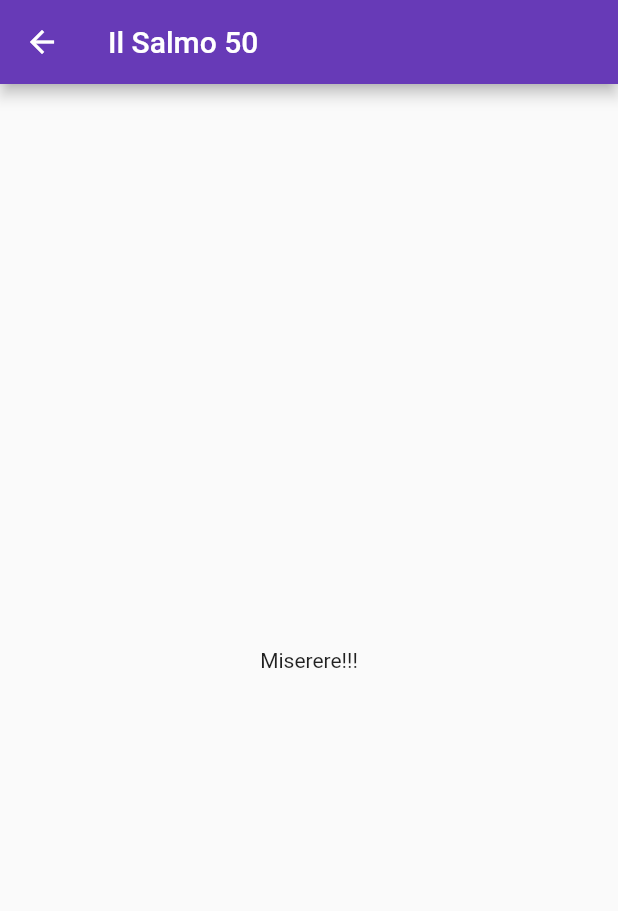
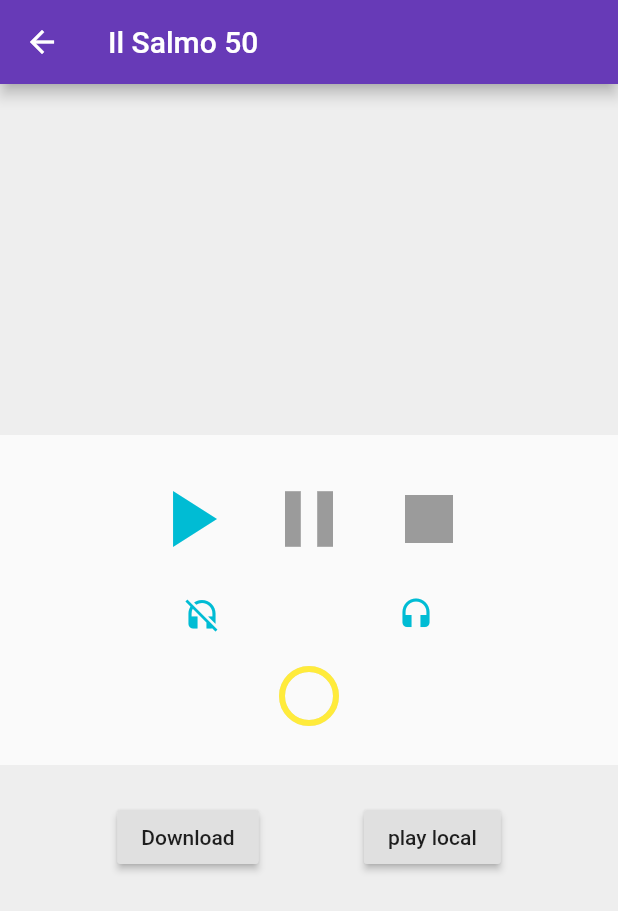
Before and after one commit to dariocast/miserere-flutter, a Flutter app: the Salmo50 screen opened by its route, on a phone screen of 412 x 824 dp. Shown: the top 911 px of the screen. Run offline on Flutter 3.47's test engine with Material 2 defaults, Android fonts, the phone set to English and light mode, and no system bars; our stand-ins replace webview_flutter; missing offline and left inert: audioplayer; network calls fail.

Commit message:
Added Audio Playback support

```diff
--- a/lib/views/salmo50.dart
+++ b/lib/views/salmo50.dart
@@ -1,5 +1,7 @@
 import 'package:flutter/material.dart';
-import 'package:miserere/objects/MiserereApi.dart';
+import 'package:miserere/widgets/audioWidget.dart';
+const kUrl = "http://dariocast.altervista.org/miserere/files/miserere.mp3";
+
 
 class Salmo50 extends StatelessWidget {
   static const routeName = '/salmo';
@@ -11,10 +13,8 @@ class Salmo50 extends StatelessWidget {
         title: Text('Il Salmo 50'),
       ),
       body: Center(
-        child: Text('Miserere!!!'),
+        child: AudioWidget(kUrl),
       ),
     );
   }
-
-
 }
--- /dev/null
+++ b/lib/widgets/audioWidget.dart
@@ -0,0 +1,251 @@
+import 'dart:async';
+import 'dart:io';
+import 'dart:typed_data';
+
+import 'package:audioplayer/audioplayer.dart';
+import 'package:flutter/material.dart';
+import 'package:http/http.dart';
+import 'package:path_provider/path_provider.dart';
+
+typedef void OnError(Exception exception);
+
+
+enum PlayerState { stopped, playing, paused }
+
+class AudioWidget extends StatefulWidget {
+  String kUrl;
+  AudioWidget(String kUrl) {
+    this.kUrl = kUrl;
+  }
+
+  @override
+  _AudioWidgetState createState() => new _AudioWidgetState(this.kUrl);
+}
+
+class _AudioWidgetState extends State<AudioWidget> {
+  Duration duration;
+  Duration position;
+
+  AudioPlayer audioPlayer;
+
+  String localFilePath = "";
+
+  PlayerState playerState = PlayerState.stopped;
+
+  String kUrl;
+
+  _AudioWidgetState(String kUrl) {
+    this.kUrl = kUrl;
+  }
+
+  get isPlaying => playerState == PlayerState.playing;
+  get isPaused => playerState == PlayerState.paused;
+
+  get durationText =>
+      duration != null ? duration.toString().split('.').first : '';
+  get positionText =>
+      position != null ? position.toString().split('.').first : '';
+
+  bool isMuted = false;
+
+  StreamSubscription _positionSubscription;
+  StreamSubscription _audioPlayerStateSubscription;
+
+  @override
+  void initState() {
+    super.initState();
+    initAudioPlayer();
+  }
+
+  @override
+  void dispose() {
+    _positionSubscription.cancel();
+    _audioPlayerStateSubscription.cancel();
+    audioPlayer.stop();
+    super.dispose();
+  }
+
+  void initAudioPlayer() {
+    audioPlayer = new AudioPlayer();
+    _positionSubscription = audioPlayer.onAudioPositionChanged
+        .listen((p) => setState(() => position = p));
+    _audioPlayerStateSubscription =
+        audioPlayer.onPlayerStateChanged.listen((s) {
+          if (s == AudioPlayerState.PLAYING) {
+            setState(() => duration = audioPlayer.duration);
+          } else if (s == AudioPlayerState.STOPPED) {
+            onComplete();
+            setState(() {
+              position = duration;
+            });
+          }
+        }, onError: (msg) {
+          setState(() {
+            playerState = PlayerState.stopped;
+            duration = new Duration(seconds: 0);
+            position = new Duration(seconds: 0);
+          });
+        });
+  }
+
+  Future play() async {
+    await audioPlayer.play(kUrl);
+    setState(() {
+      playerState = PlayerState.playing;
+    });
+  }
+
+  Future _playLocal() async {
+    await _loadFile();
+    await audioPlayer.play(localFilePath, isLocal: true);
+    setState(() => playerState = PlayerState.playing);
+  }
+
+  Future pause() async {
+    await audioPlayer.pause();
+    setState(() => playerState = PlayerState.paused);
+  }
+
+  Future stop() async {
+    await audioPlayer.stop();
+    setState(() {
+      playerState = PlayerState.stopped;
+      position = new Duration();
+    });
+  }
+
+  Future mute(bool muted) async {
+    await audioPlayer.mute(muted);
+    setState(() {
+      isMuted = muted;
+    });
+  }
+
+  void onComplete() {
+    setState(() => playerState = PlayerState.stopped);
+  }
+
+  Future<Uint8List> _loadFileBytes(String url, {OnError onError}) async {
+    Uint8List bytes;
+    try {
+      bytes = await readBytes(url);
+    } on ClientException {
+      rethrow;
+    }
+    return bytes;
+  }
+
+  Future _loadFile() async {
+    final bytes = await _loadFileBytes(kUrl,
+        onError: (Exception exception) =>
+            print('_loadFile => exception $exception'));
+
+    final dir = await getApplicationDocumentsDirectory();
+    final file = new File('${dir.path}/audio.mp3');
+
+    await file.writeAsBytes(bytes);
+    if (await file.exists())
+      setState(() {
+        localFilePath = file.path;
+      });
+  }
+
+  @override
+  Widget build(BuildContext context) {
+    return new Center(
+        child: new Material(
+            elevation: 2.0,
+            color: Colors.grey[200],
+            child: new Center(
+              child: new Column(
+                  mainAxisAlignment: MainAxisAlignment.spaceEvenly,
+                  mainAxisSize: MainAxisSize.min,
+                  children: [
+                    new Material(child: _buildPlayer()),
+                    localFilePath != null
+                        ? new Text(localFilePath)
+                        : new Container(),
+                    new Padding(
+                      padding: const EdgeInsets.all(8.0),
+                      child: new Row(
+                          mainAxisAlignment: MainAxisAlignment.spaceEvenly,
+                          children: [
+                            new RaisedButton(
+                              onPressed: () => _loadFile(),
+                              child: new Text('Download'),
+                            ),
+                            new RaisedButton(
+                              onPressed: () => _playLocal(),
+                              child: new Text('play local'),
+                            ),
+                          ]),
+                    )
+                  ]),
+            )));
+  }
+
+  Widget _buildPlayer() => new Container(
+      padding: new EdgeInsets.all(16.0),
+      child: new Column(mainAxisSize: MainAxisSize.min, children: [
+        new Row(mainAxisSize: MainAxisSize.min, children: [
+          new IconButton(
+              onPressed: isPlaying ? null : () => play(),
+              iconSize: 64.0,
+              icon: new Icon(Icons.play_arrow),
+              color: Colors.cyan),
+          new IconButton(
+              onPressed: isPlaying ? () => pause() : null,
+              iconSize: 64.0,
+              icon: new Icon(Icons.pause),
+              color: Colors.cyan),
+          new IconButton(
+              onPressed: isPlaying || isPaused ? () => stop() : null,
+              iconSize: 64.0,
+              icon: new Icon(Icons.stop),
+              color: Colors.cyan),
+        ]),
+        duration == null
+            ? new Container()
+            : new Slider(
+            value: position?.inMilliseconds?.toDouble() ?? 0.0,
+            onChanged: (double value) =>
+                audioPlayer.seek((value / 1000).roundToDouble()),
+            min: 0.0,
+            max: duration.inMilliseconds.toDouble()),
+        new Row(
+          mainAxisAlignment: MainAxisAlignment.spaceEvenly,
+          children: <Widget>[
+            new IconButton(
+                onPressed: () => mute(true),
+                icon: new Icon(Icons.headset_off),
+                color: Colors.cyan),
+            new IconButton(
+                onPressed: () => mute(false),
+                icon: new Icon(Icons.headset),
+                color: Colors.cyan),
+          ],
+        ),
+        new Row(mainAxisSize: MainAxisSize.min, children: [
+          new Padding(
+              padding: new EdgeInsets.all(12.0),
+              child: new Stack(children: [
+                new CircularProgressIndicator(
+                    value: 1.0,
+                    valueColor: new AlwaysStoppedAnimation(Colors.grey[300])),
+                new CircularProgressIndicator(
+                  value: position != null && position.inMilliseconds > 0
+                      ? (position?.inMilliseconds?.toDouble() ?? 0.0) /
+                      (duration?.inMilliseconds?.toDouble() ?? 0.0)
+                      : 0.0,
+                  valueColor: new AlwaysStoppedAnimation(Colors.cyan),
+                  backgroundColor: Colors.yellow,
+                ),
+              ])),
+          new Text(
+              position != null
+                  ? "${positionText ?? ''} / ${durationText ?? ''}"
+                  : duration != null ? durationText : '',
+              style: new TextStyle(fontSize: 24.0))
+        ])
+      ]));
+}
--- a/pubspec.yaml
+++ b/pubspec.yaml
@@ -25,7 +25,8 @@ dependencies:
   cupertino_icons: ^0.1.2
   http: ^0.12.0+1
   webview_flutter: ^0.3.5+2
-
+  audioplayer: ^0.5.2
+  path_provider: ^0.5.0+1
 
 dev_dependencies:
   flutter_test:
```
Also changed, not shown: lib/main.dart (+5 -5 lines), lib/objects/Giorno.dart (added, +20 -0 lines), lib/views/confraternitaDettaglio.dart (+12 -7 lines), pubspec.lock, 2 other files.
